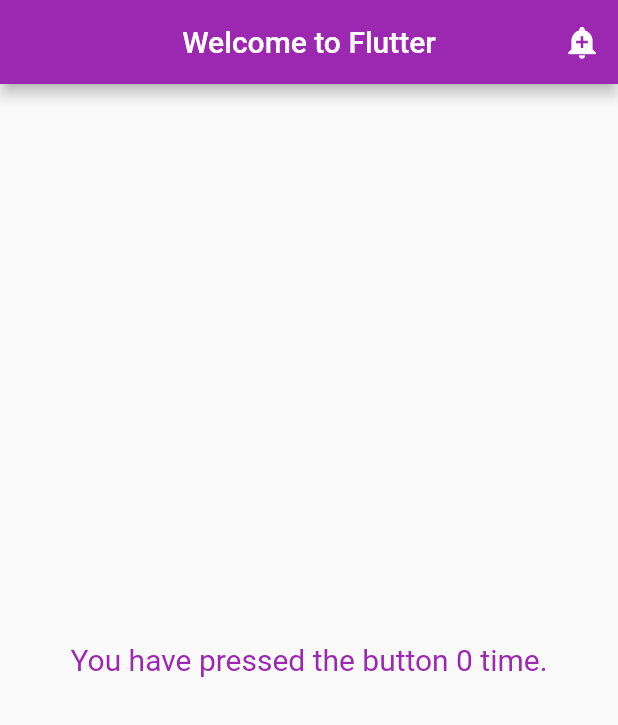
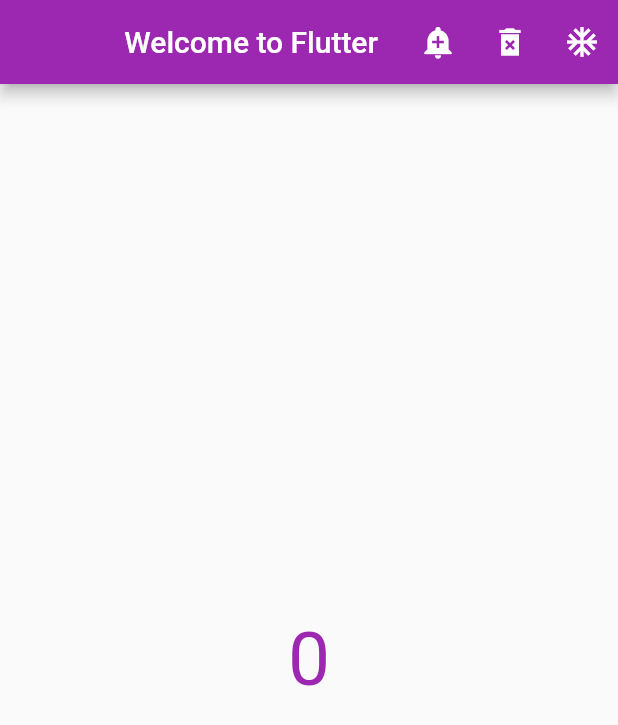
Before and after one commit to chakrit27/flutter_d2-week9, a Flutter app: the screen it shows after launch, on a phone screen of 412 x 824 dp. Shown: the top 725 px of the screen. Run offline on Flutter 3.47's test engine with Material 2 defaults, Android fonts, the phone set to English and light mode, and no system bars.

Commit message:
Update v3

```diff
--- a/lib/screens/appbar_demo.dart
+++ b/lib/screens/appbar_demo.dart
@@ -1,7 +1,7 @@
 import 'package:flutter/material.dart';
 
 class AppBarDemo extends StatefulWidget {
-  const AppBarDemo({Key? key}) :super(key: key);
+  const AppBarDemo({Key? key}) : super(key: key);
 
   @override
   State<AppBarDemo> createState() => _AppBarDemoState();
@@ -17,19 +17,35 @@ class _AppBarDemoState extends State<AppBarDemo> {
         title: Text("Welcome to Flutter"),
         actions: [
           IconButton(
-              onPressed: (){
+              onPressed: () {
                 setState(() {
                   count = count + 1;
                 });
               },
               icon: Icon(Icons.add_alert)),
+          IconButton(
+              onPressed: () {
+                setState(() {
+                  count = count - 1;
+                  print('$count');
+                });
+              },
+              icon: Icon(Icons.delete_forever_sharp)),
+          IconButton(
+              onPressed: () {
+                setState(() {
+                  count = 0;
+                  print('$count');
+                });
+              },
+              icon: Icon(Icons.ac_unit)),
         ],
       ),
       body: Center(
         child: Text(
-          "You have pressed the button $count time.",
-          style: TextStyle(fontSize: 20.0,color: Colors.purple),
-        )
+          "$count",
+          style: TextStyle(fontSize: 50.0, color: Colors.purple),
+        ),
       ),
     );
   }
```
